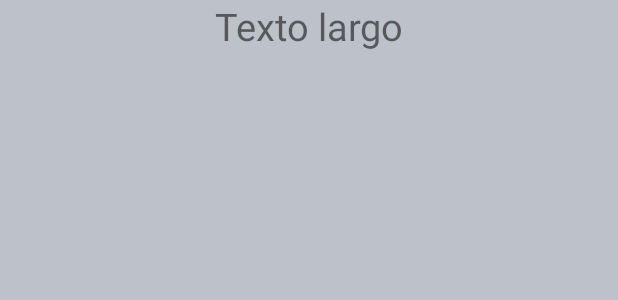
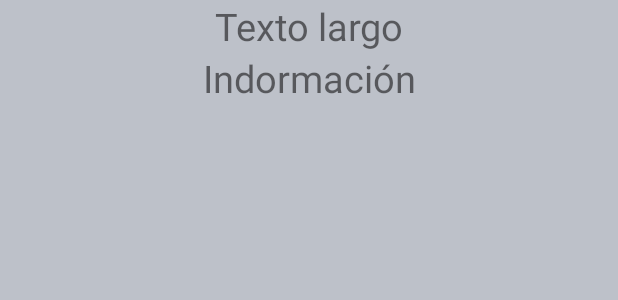
Before and after one commit to AlexanderCDs/ReporteCalle, an Android app: the layout activity_main.xml on its own in the app's theme, with its tools: preview values and no code run, on a phone screen of 412 x 824 dp. Shown: the top 300 px of the screen. Run offline under Robolectric (Android 15) with nearby library versions, the phone set to English and light mode, and no system bars.

Commit message:
Almacenar imagenes listo

```diff
--- a/app/src/main/java/com/example/alexander/reportecalle/GenerateActivity.java
+++ b/app/src/main/java/com/example/alexander/reportecalle/GenerateActivity.java
@@ -181,7 +181,7 @@ public class GenerateActivity extends AppCompatActivity implements View.OnClickL
         fillPath.putFile(selectedImage).addOnSuccessListener(new OnSuccessListener<UploadTask.TaskSnapshot>() {
             @Override
             public void onSuccess(UploadTask.TaskSnapshot taskSnapshot) {
-                msg("Acción exitosa");
+                msg("Acción exitosa. ¡Datos guardados!");
             }
         });
     }
--- a/app/src/main/res/layout/activity_main.xml
+++ b/app/src/main/res/layout/activity_main.xml
@@ -21,37 +21,13 @@
             android:textSize="25dp"
             android:textAlignment="center"/>
 
-    </LinearLayout>
-
-    <!--
-
-<android.support.design.widget.AppBarLayout
-            android:id="@+id/appbar"
+        <TextView
             android:layout_width="match_parent"
             android:layout_height="wrap_content"
-            android:theme="@style/AppTheme.AppBarOverlay">
+            android:text="Indormación"
+            android:id="@+id/ttvInformation"
+            android:textSize="25dp"
+            android:textAlignment="center"/>
 
-            <TextView
-                android:layout_width="match_parent"
-                android:layout_height="wrap_content"
-                android:text="Texto largo"
-                android:textColor="@color/White"
-                android:id="@+id/ttvMailUser"
-                android:textSize="25dp"
-                android:textAlignment="center"/>
-
-            <android.support.design.widget.TabLayout
-                android:id="@+id/tabs"
-                android:layout_width="match_parent"
-                android:layout_height="wrap_content" />
-
-        </android.support.design.widget.AppBarLayout>
-
-        <android.support.v4.view.ViewPager
-            android:id="@+id/container"
-            android:layout_width="match_parent"
-            android:layout_height="match_parent"
-            app:layout_behavior="@string/appbar_scrolling_view_behavior" />
-
-    -->
+    </LinearLayout>
 </ScrollView>
```
